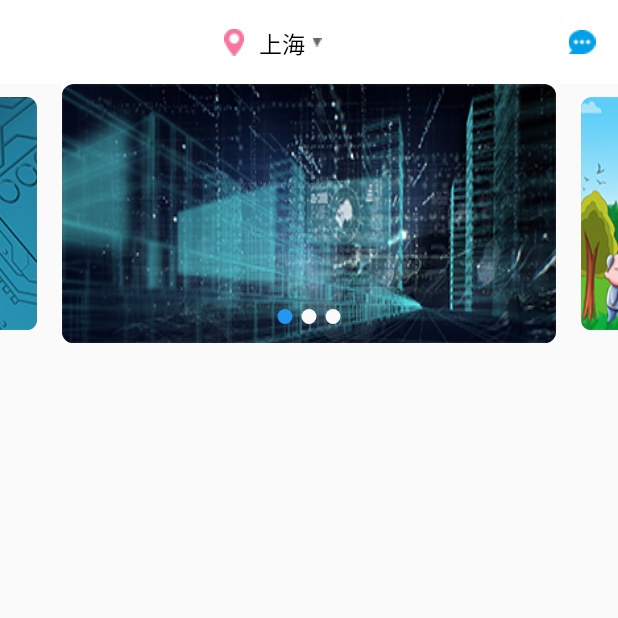
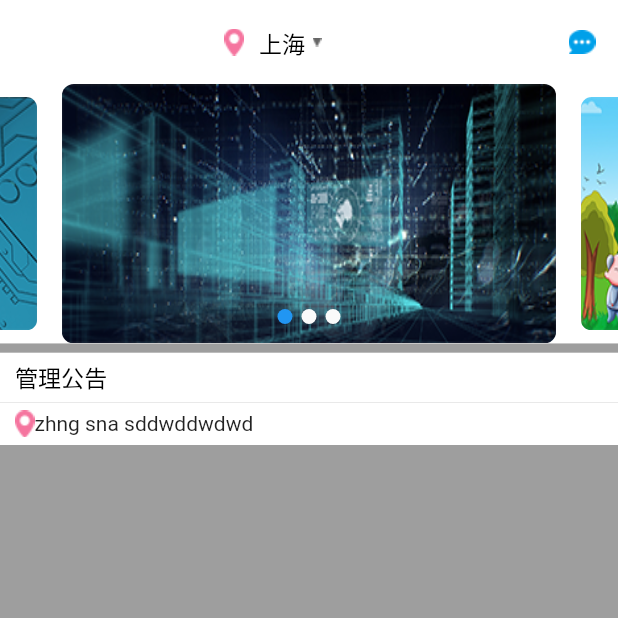
Before and after one commit to mosache/flutterdemo1, a Flutter app: the screen it shows after launch, on a phone screen of 412 x 824 dp, the top half of it. Run offline on Flutter 3.47's test engine with Material 2 defaults, Android fonts, the phone set to English and light mode, and no system bars; our stand-ins replace dio, flutter_screenutil, flutter_swiper.

Commit message:
change main page

```diff
--- a/lib/src/pages/MainPage.dart
+++ b/lib/src/pages/MainPage.dart
@@ -1,6 +1,7 @@
 import 'package:flutter/material.dart';
 import 'package:flutter_screenutil/flutter_screenutil.dart';
 import 'package:flutter_swiper/flutter_swiper.dart';
+
 class MainPage extends StatefulWidget {
   _MainPageState createState() => _MainPageState();
 }
@@ -32,9 +33,10 @@ class _MainPageState extends State<MainPage> {
           ],
         ),
         body: Container(
+          decoration: BoxDecoration(color: Colors.grey),
           child: Column(
             mainAxisSize: MainAxisSize.max,
-            children: <Widget>[_getSwiper()],
+            children: <Widget>[_getSwiper(), _getBottomView()],
           ),
         ),
       ),
@@ -71,34 +73,81 @@ class _MainPageState extends State<MainPage> {
 
   ///Swiper
   Widget _getSwiper() {
+    ///SwiperItem
+    Widget _getSwiperItem(BuildContext ctx, int index) {
+      return Container(
+          decoration: BoxDecoration(color: Colors.white),
+          child: Padding(
+              padding: EdgeInsets.all(0),
+              child: ClipRRect(
+                child: Image(
+                    image: imgs[index],
+                    width: ScreenUtil.instance.setWidth(720),
+//                height: ScreenUtil.instance.setHeight(280),
+                    fit: BoxFit.fill),
+                borderRadius: BorderRadius.circular(8),
+              )));
+    }
+
     return Container(
+        decoration: BoxDecoration(color: Colors.white),
         height: ScreenUtil.instance.setHeight(280),
         child: Swiper(
           itemBuilder: (BuildContext ctx, int index) {
             return _getSwiperItem(ctx, index);
           },
           itemCount: 3,
-          pagination:SwiperPagination(),
+          pagination: SwiperPagination(),
           viewportFraction: 0.8,
           scale: 0.9,
         ));
   }
 
-  Widget _getSwiperItem(BuildContext ctx, int index) {
+  Widget _getBottomView() {
     return Container(
+        margin: EdgeInsets.only(top: ScreenUtil.instance.setHeight(10)),
         decoration: BoxDecoration(color: Colors.white),
-        child: Padding(
-          padding: EdgeInsets.all(0),
-          child: ClipRRect(
-            child: Image(
-                image: imgs[index],
-                width: ScreenUtil.instance.setWidth(720),
-//                height: ScreenUtil.instance.setHeight(280),
-                fit: BoxFit.fill
-            ),
-            borderRadius: BorderRadius.circular(8),
-          )
+        child: Column(
+          children: <Widget>[
+            Container(
+                decoration: BoxDecoration(
+                    border: Border(
+                        bottom: BorderSide(
+                            color: Colors.black12,
+                            width: 0.5,
+                            style: BorderStyle.solid))),
+                padding: EdgeInsets.fromLTRB(10, 5, 10, 5),
+                child: Row(
+                  children: <Widget>[
+                    Text(
+                      '管理公告',
+                      style: TextStyle(
+                          fontSize: ScreenUtil.instance.setSp(28),
+                          color: Colors.black),
+                    )
+                  ],
+                )),
 
+                Container(
+                  decoration: BoxDecoration(color: Colors.white),
+                  child: Column(
+                    children: <Widget>[
+                      Padding(
+                        padding: EdgeInsets.fromLTRB(10, 5, 10, 5),
+                        child: Row(
+                          children: <Widget>[
+                            Image.asset('assets/pos.png'),
+                            Expanded(
+                              child: Text('zhng sna sddwddwdwd'),
+                            )
+                          ],
+                        ),
+                      )
+                    ],
+                  )
+                  ,
+                )
+          ],
         ));
   }
 }
```
